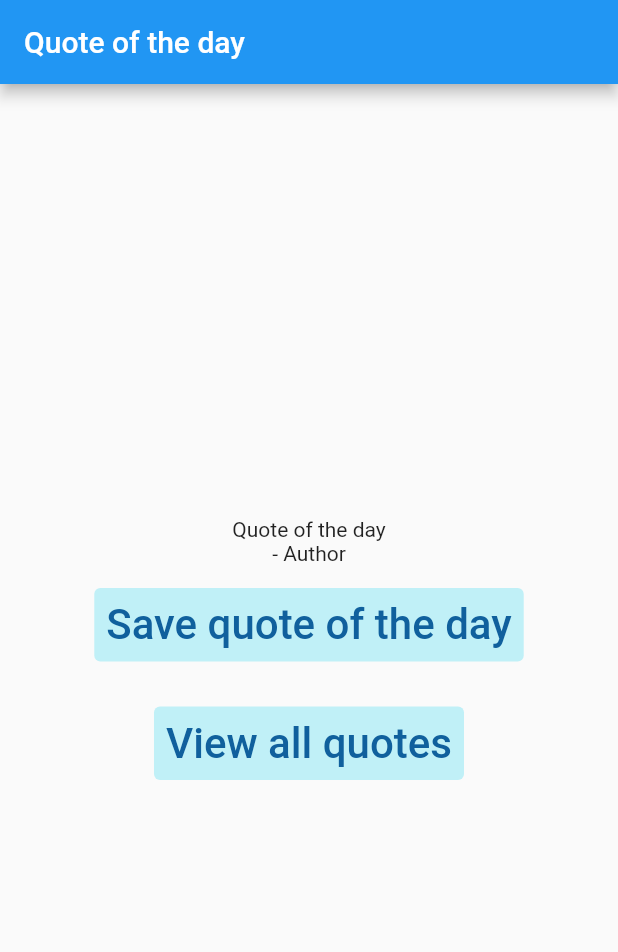
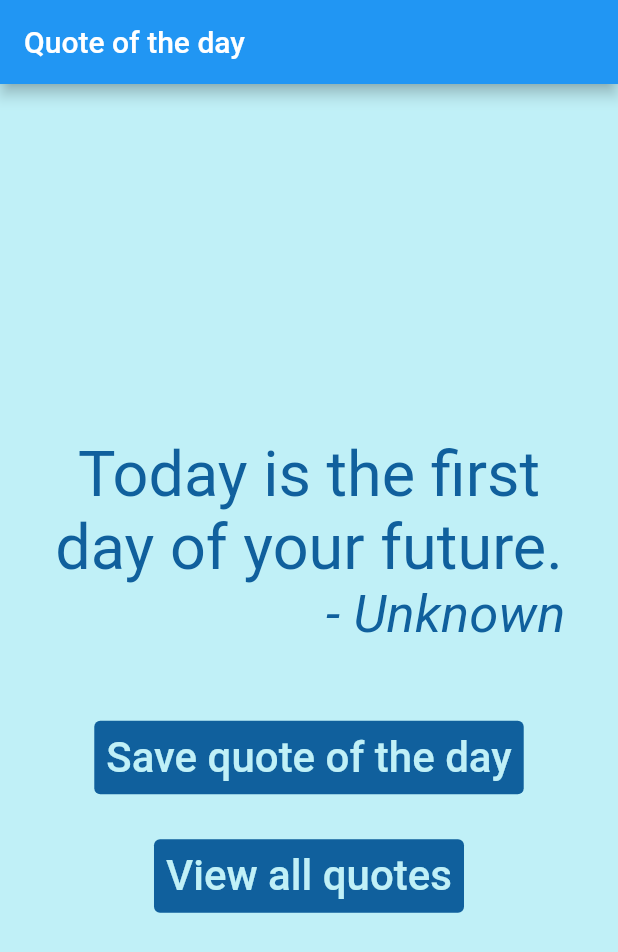
Before and after one commit to z1kolarova/QuoteAppFlutter, a Flutter app: the screen it shows after launch, on a phone screen of 412 x 824 dp. Shown: the top 952 px of the screen. Run offline on Flutter 3.47's test engine with Material 2 defaults, Android fonts, the phone set to English and light mode, and no system bars; Roboto replaces fonts that are missing (Sans).

Commit message:
Styles have been established

```diff
--- a/quote_app_flutter/lib/main.dart
+++ b/quote_app_flutter/lib/main.dart
@@ -12,9 +12,10 @@ class MyApp extends StatelessWidget {
   @override
   Widget build(BuildContext context) {
     return MaterialApp(
-      title: 'Flutter Demo',
+      title: 'Quotes App',
       theme: ThemeData(
         primarySwatch: Colors.blue,
+        scaffoldBackgroundColor: const Color(0xFFC0F0F7)
       ),
       home: QuoteOfTheDayWidget(),
     );
--- a/quote_app_flutter/lib/quote_of_the_day.dart
+++ b/quote_app_flutter/lib/quote_of_the_day.dart
@@ -17,12 +17,8 @@ class QuoteOfTheDayWidgetState extends State<QuoteOfTheDayWidget> {
         child: Column(
           mainAxisAlignment: MainAxisAlignment.center,
           children: <Widget>[
-            const Text(
-              'Quote of the day',
-            ),
-            const Text(
-              '- Author',
-            ),
+            buildQuoteOfTheDayTexts(
+                'Today is the first day of your future.', 'Unknown'),
             buildMenuButton('Save quote of the day', () {}),
             buildMenuButton('View all quotes', () {}),
           ],
@@ -36,8 +32,43 @@ class QuoteOfTheDayWidgetState extends State<QuoteOfTheDayWidget> {
         padding: const EdgeInsets.all(15),
         child: TextButton(
             onPressed: onPressed,
-            style: TextButton.styleFrom(backgroundColor: const Color(0xFFC0F0F7),
-            foregroundColor: const Color(0xFF10609D)),
+            style: myButtonStyle(),
             child: Text(text, textScaleFactor: 2)));
   }
+
+  Widget buildQuoteOfTheDayTexts(String quote, String author) {
+    return Container(
+        margin: EdgeInsets.all(20),
+        padding: EdgeInsets.all(15),
+        color: Color(0xFFC0F0F7),
+        child: Column(children: [
+          Text(quote,
+              textScaleFactor: 3,
+              textAlign: TextAlign.center,
+              style: quoteStyle()),
+          Container(
+              alignment: Alignment.centerRight,
+              child: Text('- ' + author,
+                  textScaleFactor: 2.5,
+                  textAlign: TextAlign.right,
+                  style: authorStyle()))
+        ]));
+  }
+
+  ButtonStyle? myButtonStyle() {
+    return TextButton.styleFrom(
+        backgroundColor: const Color(0xFF10609D),
+        foregroundColor: const Color(0xFFC0F0F7));
+  }
+
+  TextStyle? quoteStyle() {
+    return const TextStyle(color: const Color(0xFF10609D), fontFamily: "Sans");
+  }
+
+  TextStyle? authorStyle() {
+    return const TextStyle(
+        color: const Color(0xFF10609D),
+        fontFamily: "Sans",
+        fontStyle: FontStyle.italic);
+  }
 }
```
